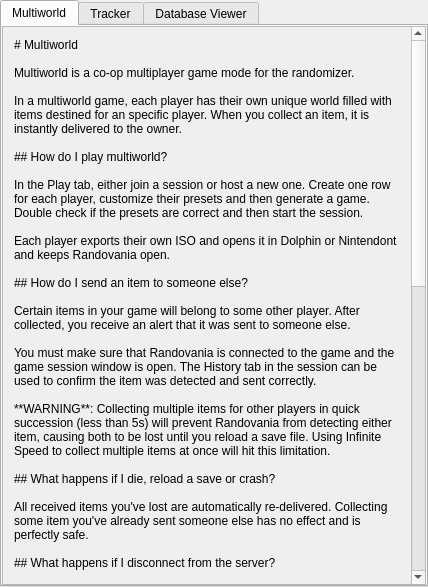
Old version of the form randovania/gui/ui_files/randovania_help_widget.ui in the repository randovania/randovania.
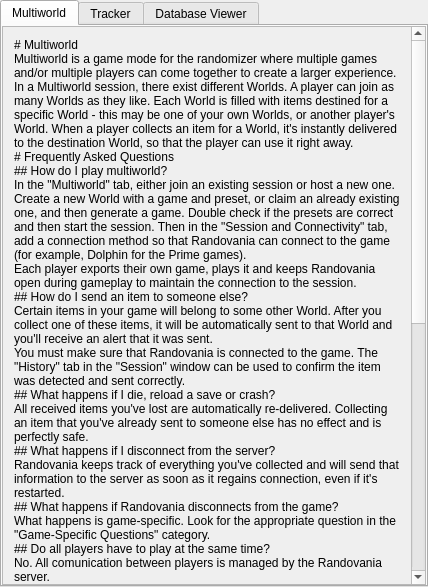
New version of the form. Icons and pictures are not drawn.

Commit message: Revise Multitroid help text for new Multitroid Server

Patch:
```diff
--- a/randovania/gui/ui_files/randovania_help_widget.ui
+++ b/randovania/gui/ui_files/randovania_help_widget.ui
@@ -49,60 +49,41 @@
          <widget class="QLabel" name="multiworld_label">
           <property name="text">
            <string># Multiworld
-
-Multiworld is a co-op multiplayer game mode for the randomizer.
-
-In a multiworld game, each player has their own unique world filled with items destined for an specific player. When you collect an item, it is instantly delivered to the owner.
-
+Multiworld is a game mode for the randomizer where multiple games and/or multiple players can come together to create a larger experience.  
+In a Multiworld session, there exist different Worlds. A player can join as many Worlds as they like. Each World is filled with items destined for a specific World - this may be one of your own Worlds, or another player's World. When a player collects an item for a World, it's instantly delivered to the destination World, so that the player can use it right away.
+# Frequently Asked Questions
 ## How do I play multiworld?
-
-In the Play tab, either join a session or host a new one. Create one row for each player, customize their presets and then generate a game. Double check if the presets are correct and then start the session.
-
-Each player exports their own ISO and opens it in Dolphin or Nintendont and keeps Randovania open.
-
+In the &quot;Multiworld&quot; tab, either join an existing session or host a new one. Create a new World with a game and preset, or claim an already existing one, and then generate a game. Double check if the presets are correct and then start the session. Then in the &quot;Session and Connectivity&quot; tab, add a connection method so that Randovania can connect to the game (for example, Dolphin for the Prime games).  
+Each player exports their own game, plays it and keeps Randovania open during gameplay to maintain the connection to the session.
 ## How do I send an item to someone else?
-
-Certain items in your game will belong to some other player. After collected, you receive an alert that it was sent to someone else.
-
-You must make sure that Randovania is connected to the game and the game session window is open. The History tab in the session can be used to confirm the item was detected and sent correctly.
-
-**WARNING**: Collecting multiple items for other players in quick succession (less than 5s) will prevent Randovania from detecting either item, causing both to be lost until you reload a save file. Using Infinite Speed to collect multiple items at once will hit this limitation.
-
+Certain items in your game will belong to some other World. After you collect one of these items, it will be automatically sent to that World and you'll receive an alert that it was sent.  
+You must make sure that Randovania is connected to the game. The &quot;History&quot; tab in the &quot;Session&quot; window can be used to confirm the item was detected and sent correctly.
 ## What happens if I die, reload a save or crash?
-
-All received items you've lost are automatically re-delivered. Collecting some item you've already sent someone else has no effect and is perfectly safe.
-
+All received items you've lost are automatically re-delivered. Collecting an item that you've already sent to someone else has no effect and is perfectly safe.
 ## What happens if I disconnect from the server?
-
-Randovania keeps track of everything you've collected and will send to the server as soon as it regains connection, even if restarted.
-
+Randovania keeps track of everything you've collected and will send that information to the server as soon as it regains connection, even if it's restarted.
 ## What happens if Randovania disconnects from the game?
-
-Do not collect any item if Randovania is not connected to your game (closed, error in connection) as it will be lost forever. 
-
+What happens is game-specific. Look for the appropriate question in the &quot;Game-Specific Questions&quot; category.
 ## Do all players have to play at the same time?
-
-No. All comunication between players is managed by Randovania's server.
-
-## Can I play on a Wii?
-
-Yes. Connect your Wii to the same Wifi as your computer and open Homebrew Channel. Press the &quot;Upload Nintendont to Homebrew Channel&quot; button found in the Configure backend menu of the Game Session window.
-
+No. All comunication between players is managed by the Randovania server.
 ## Can different games be mixed in a session?
-
-Yes. Items for another game will be appear using an equivalent model for your game, or the generic model (Nothing for Prime 1, Energy Transfer Module for Prime 2). 
-
-You can also provide a copy of the other game during the game export process to use the correct models from the other game. Currently, this has some caveats:
-
- - Non-vanilla item models aren't converted. This includes light and dark ammo expansions and translators in Echoes, and the Phazon Suit in Prime.
-
- - When loading a room with a Prime 1 item in Echoes, there may be a slight stutter in gameplay
-
+Yes. Items for another game will appear via an equivalent model for your game, or the generic model.  
+Some games also provide the option of using specific models. For the Prime games, you can provide a copy of another Prime game during the game exporting process to use the correct models from the other game.
+## Can I play multiple games alone?
+Yes. Just create multiple worlds and claim them all for yourself.
 ## How many players can play at the same time?
-
-While there are no hard limits, only up to 30 players have been confirmed to work.
-
-If planning a bigger session, contact Darkszero in the community Discord.
+While there are no hard limits, there has been little testing with over 30 players or worlds.  
+If planning a larger session, please make contact in the Randovania Discord.
+# Game-Specific Questions
+## Prime Games
+### What happens if Randovania disconnects from the game?
+Do not collect any item if Randovania is not connected to your game (closed, error in connection), as it will be lost forever. 
+### Can I play on a Wii?
+Yes. Connect your Wii to the same Wi-fi network as your computer and open the Homebrew Channel. Press the &quot;Upload Nintendont to Homebrew Channel&quot; button found in the &quot;Game Connection&quot; window which can be launched by clicking the &quot;Game Connections&quot; button in the &quot;Session and Connectivity&quot; tab.
+### Are there any negative consequences of collecting items in quick succesion?
+Yes. Collecting multiple items for other Worlds in quick succession (less than 5s) will prevent Randovania from detecting either item, causing both to be lost until you reload a save file. Using Infinite Speed to collect multiple items at once will hit this limitation.
+### What is used for the generic models?
+For Prime 1 and 2, the generic models are a glitched Metroid and the Energy Transfer Module respectively.
 </string>
           </property>
           <property name="textFormat">
```
